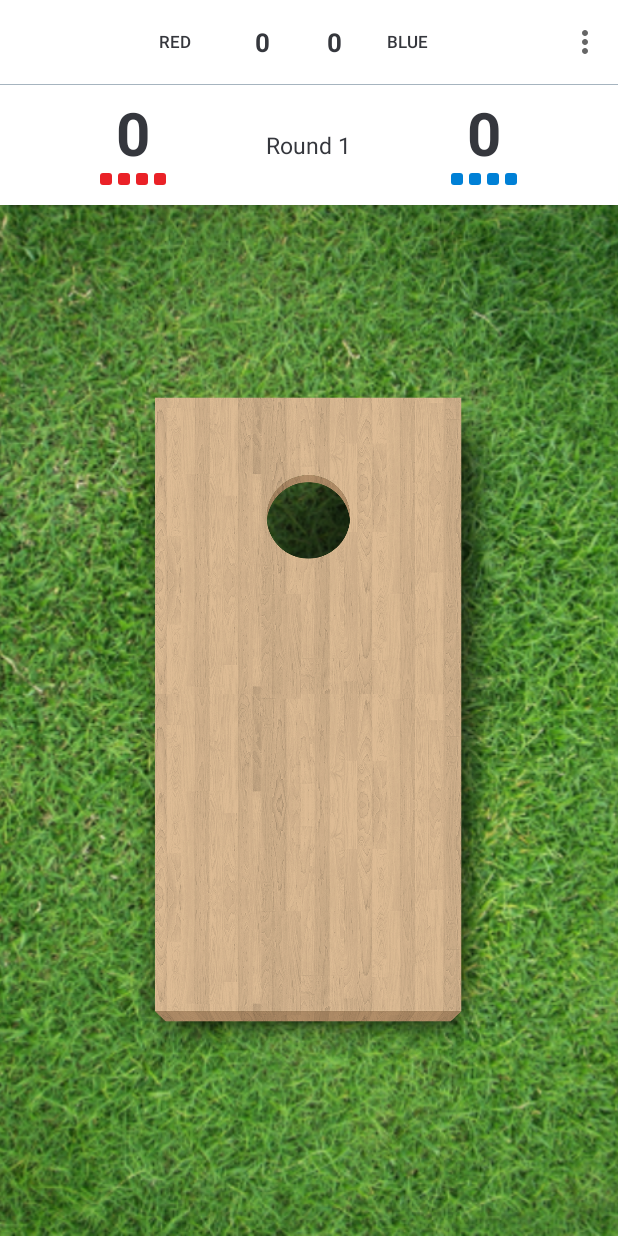
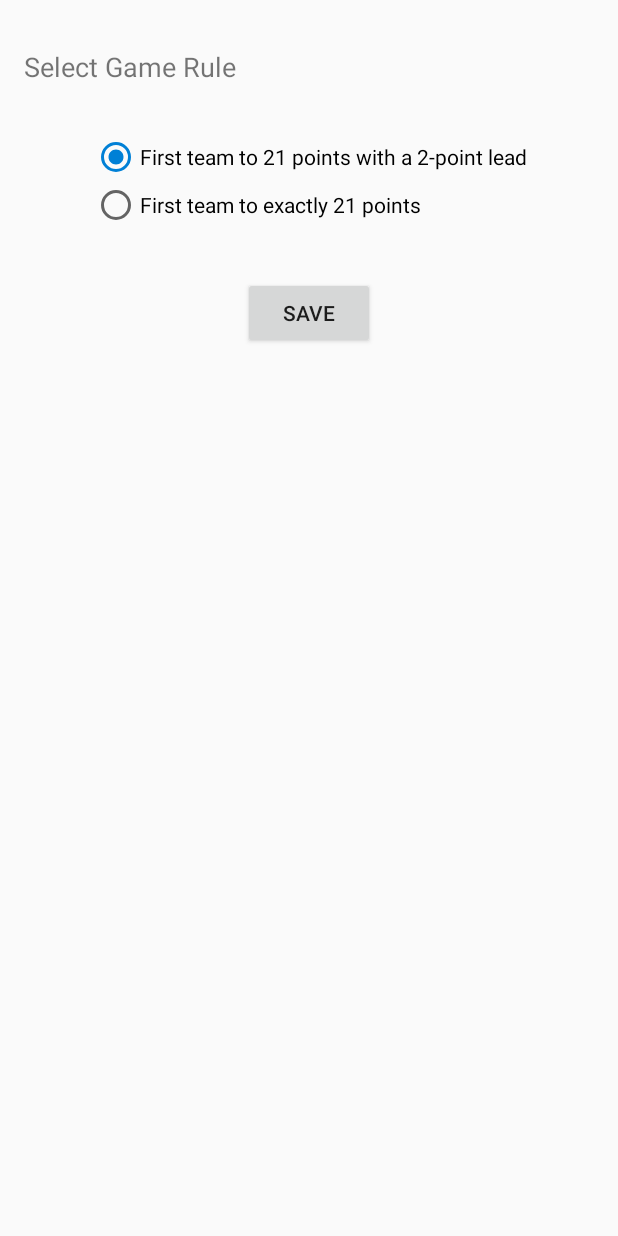
Before and after one commit to martinbebey/cornhole_game, an Android app: the screen it shows after launch (GameActivity before the commit, SettingsActivity after it), in the options menu, after a tap on "Settings", on a phone screen of 412 x 824 dp. Run offline under Robolectric (Android 15) with nearby library versions, the phone set to English and light mode, and no system bars; our stand-ins replace Dagger/Hilt's generated code, Room's generated code; 3 statements that could not run were skipped.

Commit message:
implement rules mode switch

```diff
--- a/app/src/main/AndroidManifest.xml
+++ b/app/src/main/AndroidManifest.xml
@@ -20,6 +20,8 @@
 
         <activity android:name=".ui.RulesActivity" />
 
+        <activity android:name=".ui.SettingsActivity" />
+
     </application>
 
 </manifest>
--- a/app/src/main/java/com/gc/baggoid/roomdb/CornHoleDB.kt
+++ b/app/src/main/java/com/gc/baggoid/roomdb/CornHoleDB.kt
@@ -11,7 +11,7 @@ import androidx.sqlite.db.SupportSQLiteDatabase
 import com.gc.baggoid.models.GameState
 import com.gc.baggoid.utils.RoundStateConverter
 
-@Database(entities = [GameState::class], version = 4)
+@Database(entities = [GameState::class], version = 7)
 @TypeConverters(RoundStateConverter::class)
 abstract class CornHoleDB: RoomDatabase() {
     abstract fun gameStateDao(): Dao
--- a/app/src/main/java/com/gc/baggoid/ui/GameActivity.kt
+++ b/app/src/main/java/com/gc/baggoid/ui/GameActivity.kt
@@ -26,6 +26,11 @@ class GameActivity : AppCompatActivity(R.layout.activity_game) {
         setupStateObservers()
     }
 
+    override fun onResume() {
+        super.onResume()
+        viewModel.loadRulesMode()
+    }
+
     override fun onCreateOptionsMenu(menu: Menu): Boolean {
         menuInflater.inflate(R.menu.menu_scoring, menu)
         return true
@@ -36,10 +41,17 @@ class GameActivity : AppCompatActivity(R.layout.activity_game) {
             showRules()
             true
         }
+
         R.id.menu_item_restart -> {
             viewModel.startNewGame()
             true
         }
+
+        R.id.menu_item_settings -> {
+            showSettings()
+            true
+        }
+
         else -> super.onOptionsItemSelected(item)
     }
 
@@ -58,6 +70,7 @@ class GameActivity : AppCompatActivity(R.layout.activity_game) {
         viewModel.currentTeam.observe(this) { currentTeam ->
             binding.fieldView.setCurrentTeam(currentTeam)
         }
+//        viewModel.gameState.value?.let { viewModel.gameState.value!!.setRulesMode(it.rulesMode) }
     }
 
     private fun setupStateObservers() {
@@ -129,4 +142,8 @@ class GameActivity : AppCompatActivity(R.layout.activity_game) {
     private fun showRules() {
         startActivity(Intent(this, RulesActivity::class.java))
     }
+
+    private fun showSettings() {
+        startActivity(Intent(this, SettingsActivity::class.java))
+    }
 }
--- /dev/null
+++ b/app/src/main/java/com/gc/baggoid/ui/SettingsActivity.kt
@@ -0,0 +1,58 @@
+package com.gc.baggoid.ui
+
+import android.os.Bundle
+import android.widget.Button
+import android.widget.RadioButton
+import android.widget.RadioGroup
+import android.widget.Toast
+import androidx.activity.viewModels
+import androidx.appcompat.app.AppCompatActivity
+import com.gc.baggoid.R
+import com.gc.baggoid.models.RulesMode
+import com.gc.baggoid.viewmodel.GameViewModel
+import dagger.hilt.android.AndroidEntryPoint
+
+@AndroidEntryPoint
+class SettingsActivity : AppCompatActivity() {
+
+    private val gameViewModel: GameViewModel by viewModels() // ViewModel with Hilt
+    private val sharedPreferences by lazy { getSharedPreferences("app_preferences", MODE_PRIVATE) }
+
+    override fun onCreate(savedInstanceState: Bundle?) {
+        super.onCreate(savedInstanceState)
+        setContentView(R.layout.activity_settings)
+
+        val rulesModeRadioGroup: RadioGroup = findViewById(R.id.rulesModeRadioGroup)
+        val saveButton: Button = findViewById(R.id.saveButton)
+
+        // Load the current rule mode from SharedPreferences or ViewModel
+        val savedRuleMode = sharedPreferences.getString("rules_mode", RulesMode.SIMPLE.name)
+        when (savedRuleMode) {
+            RulesMode.SIMPLE.name -> rulesModeRadioGroup.check(R.id.radioSimpleMode)
+            RulesMode.EXACT.name -> rulesModeRadioGroup.check(R.id.radioExactMode)
+            else -> rulesModeRadioGroup.check(R.id.radioSimpleMode) // default to SIMPLE if null or invalid
+        }
+
+        // Save button click listener
+        saveButton.setOnClickListener {
+            val selectedId = rulesModeRadioGroup.checkedRadioButtonId
+            val newMode = when (selectedId) {
+                R.id.radioSimpleMode -> RulesMode.SIMPLE
+                R.id.radioExactMode -> RulesMode.EXACT
+                else -> return@setOnClickListener
+            }
+
+            // Save the selected rules mode to SharedPreferences
+            sharedPreferences.edit().putString("rules_mode", newMode.name).apply()
+
+            // Save the selected rules mode to the ViewModel
+            gameViewModel.changeRulesMode(newMode)
+
+            // Optionally, show a confirmation message
+            Toast.makeText(this, "Game rule updated!", Toast.LENGTH_SHORT).show()
+
+            // Close the settings screen
+            finish()
+        }
+    }
+}
--- a/app/src/main/java/com/gc/baggoid/viewmodel/GameViewModel.kt
+++ b/app/src/main/java/com/gc/baggoid/viewmodel/GameViewModel.kt
@@ -1,5 +1,7 @@
 package com.gc.baggoid.viewmodel
 
+import android.content.Context
+import android.util.Log
 import androidx.lifecycle.LiveData
 import androidx.lifecycle.MutableLiveData
 import androidx.lifecycle.Transformations
@@ -15,11 +17,16 @@ import kotlinx.coroutines.flow.Flow
 import kotlinx.coroutines.launch
 import javax.inject.Inject
 import dagger.hilt.android.lifecycle.HiltViewModel
+import dagger.hilt.android.qualifiers.ApplicationContext
 
 @HiltViewModel
 class GameViewModel @Inject constructor(
-        private val repository: GameStateRepositoryInterface
-    ) : ViewModel(), FieldView.BagListener {
+    @ApplicationContext private val context: Context,
+    private val repository: GameStateRepositoryInterface
+) : ViewModel(), FieldView.BagListener {
+
+    private val sharedPreferences = context.getSharedPreferences("app_preferences", Context.MODE_PRIVATE)
+
     // LiveData to hold the game state
     private val _gameState: MutableLiveData<GameState> = MutableLiveData()
     val gameState: LiveData<GameState> = _gameState
@@ -31,8 +38,15 @@ class GameViewModel @Inject constructor(
     private val _isGameStateLoading = MutableLiveData<Boolean>(true)
     val isGameStateLoading: LiveData<Boolean> = _isGameStateLoading
 
+    private val _rulesMode = MutableLiveData<RulesMode>()
+    val rulesMode: LiveData<RulesMode> get() = _rulesMode
+
+
     // Initialize the game state by loading it from the database or creating a new one
     init {
+        val savedRuleMode = sharedPreferences.getString("rules_mode", RulesMode.SIMPLE.name)
+        _rulesMode.value = RulesMode.valueOf(savedRuleMode ?: RulesMode.SIMPLE.name)
+
         viewModelScope.launch(Dispatchers.IO) {
             // Try to load the game state from the database
             val savedGameState = repository.getGameState()
@@ -41,7 +55,7 @@ class GameViewModel @Inject constructor(
             // If there's a saved game state, use it; otherwise, create a new one
             val gameStateToUse = savedGameState ?: GameState.newGame()
 
-            // Post the game state to LiveData
+            // Post the game state to LiveData (don't include rulesMode in the game state)
             _gameState.postValue(gameStateToUse)
 
             // Set the current team based on the saved game state, or default to RED
@@ -70,24 +84,52 @@ class GameViewModel @Inject constructor(
     }
 
     val gameOverState: LiveData<GameOverState?> = Transformations.map(gameState) { gameState ->
-        gameState.gameWinner?.let { gameWinner ->
+        val currentRulesMode = rulesMode.value ?: RulesMode.SIMPLE // Get rulesMode safely
+        gameState.gameWinner(currentRulesMode)?.let { gameWinner ->
             GameOverState(
                 gameWinner,
                 gameState.redTeamTotalScore,
-                gameState.blueTeamTotalScore,
+                gameState.blueTeamTotalScore
             )
         }
     }
 
+
     // Handle bag moved event (updates game state)
     override fun onBagMoved(bagMovedEvent: BagMovedEvent) {
         _gameState.value = _gameState.value?.processEvent(bagMovedEvent)
-
         saveGameStateToDatabase(_gameState.value)
     }
 
+    fun loadRulesMode() {
+        // Retrieve the saved rules mode from SharedPreferences
+        val savedRuleMode = sharedPreferences.getString("rules_mode", RulesMode.SIMPLE.name)
+
+        // Update the LiveData with the loaded rules mode, defaulting to SIMPLE if null
+        _rulesMode.value = RulesMode.valueOf(savedRuleMode ?: RulesMode.SIMPLE.name)
+    }
+
+    // Method to change the rules mode
     fun changeRulesMode(newMode: RulesMode) {
-        _gameState.value = _gameState.value?.copy(rulesMode = newMode)
+        Log.d("GameViewModel", "Updating rules mode to: $newMode")
+
+        // Save the new rules mode in SharedPreferences
+        sharedPreferences.edit().putString("rules_mode", newMode.name).apply()
+        _rulesMode.value = newMode
+//        _gameState.value?.setRules(newMode)
+
+        // No need to update GameState's rulesMode because we don't store it in the database anymore.
+        // However, we can update the current LiveData state to force any UI updates if necessary.
+        _gameState.value?.let {
+            // Trigger a UI update if needed (this step is optional depending on your needs)
+            _gameState.value = it.copy() // This does nothing significant in terms of state, but could trigger observers.
+        }
+    }
+
+    // Calculate the game winner based on the current rules mode
+    fun getGameWinner(): Team? {
+        val rulesMode = RulesMode.valueOf(sharedPreferences.getString("rules_mode", RulesMode.SIMPLE.name) ?: RulesMode.SIMPLE.name)
+        return _gameState.value?.gameWinner(rulesMode)  // Use the rulesMode from SharedPreferences
     }
 
     // Start a new game, resetting the state
@@ -100,7 +142,8 @@ class GameViewModel @Inject constructor(
 
     // Start a new round, updating the current game state
     fun startNewRound() {
-        _gameState.value = _gameState.value?.newRound()
+        val currentRulesMode = rulesMode.value ?: RulesMode.SIMPLE
+        _gameState.value = _gameState.value?.newRound(currentRulesMode)
         saveGameStateToDatabase(_gameState.value) // Save the updated game state
     }
 
--- /dev/null
+++ b/app/src/main/res/layout/activity_settings.xml
@@ -0,0 +1,60 @@
+<?xml version="1.0" encoding="utf-8"?>
+<androidx.constraintlayout.widget.ConstraintLayout xmlns:android="http://schemas.android.com/apk/res/android"
+    xmlns:app="http://schemas.android.com/apk/res-auto"
+    xmlns:tools="http://schemas.android.com/tools"
+    android:layout_width="match_parent"
+    android:layout_height="match_parent"
+    tools:context=".ui.SettingsActivity">
+
+    <!-- Title -->
+    <TextView
+        android:id="@+id/titleText"
+        android:layout_width="wrap_content"
+        android:layout_height="wrap_content"
+        android:text="Select Game Rule"
+        android:textSize="18sp"
+        android:layout_marginTop="32dp"
+        android:layout_marginStart="16dp"
+        app:layout_constraintTop_toTopOf="parent"
+        app:layout_constraintStart_toStartOf="parent"/>
+
+    <!-- Radio Group for Game Rules -->
+    <RadioGroup
+        android:id="@+id/rulesModeRadioGroup"
+        android:layout_width="wrap_content"
+        android:layout_height="wrap_content"
+        android:orientation="vertical"
+        app:layout_constraintTop_toBottomOf="@id/titleText"
+        app:layout_constraintStart_toStartOf="parent"
+        app:layout_constraintEnd_toEndOf="parent"
+        android:layout_marginTop="32dp">
+
+        <!-- SIMPLE Game Rule -->
+        <RadioButton
+            android:id="@+id/radioSimpleMode"
+            android:layout_width="wrap_content"
+            android:layout_height="wrap_content"
+            android:text="First team to 21 points with a 2-point lead"
+            android:checked="true" />
+
+        <!-- EXACT Game Rule -->
+        <RadioButton
+            android:id="@+id/radioExactMode"
+            android:layout_width="wrap_content"
+            android:layout_height="wrap_content"
+            android:text="First team to exactly 21 points" />
+
+    </RadioGroup>
+
+    <!-- Save Button -->
+    <Button
+        android:id="@+id/saveButton"
+        android:layout_width="wrap_content"
+        android:layout_height="wrap_content"
+        android:text="Save"
+        app:layout_constraintTop_toBottomOf="@id/rulesModeRadioGroup"
+        app:layout_constraintStart_toStartOf="parent"
+        app:layout_constraintEnd_toEndOf="parent"
+        android:layout_marginTop="32dp"/>
+
+</androidx.constraintlayout.widget.ConstraintLayout>
```
Also changed, not shown: app/build.gradle (+15 -19 lines), app/src/main/java/com/gc/baggoid/models/GameState.kt (+22 -15 lines).
